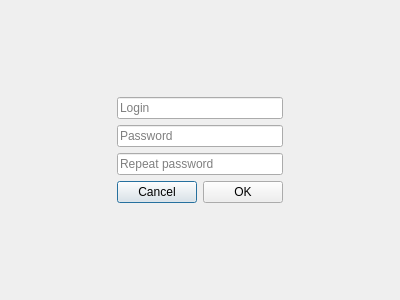
Above: regwindow.ui from cry4alone/FacultativPRO before the change. Below: the same form after it.
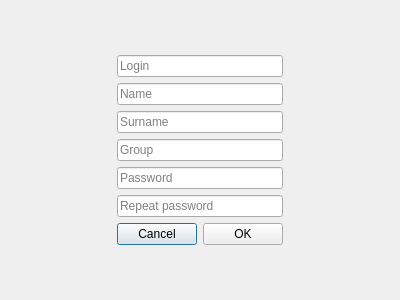
That is the form after the change.

The edit to the form file:
```diff
--- a/regwindow.ui
+++ b/regwindow.ui
@@ -49,6 +49,27 @@
        </property>
       </widget>
      </item>
+     <item>
+      <widget class="QLineEdit" name="nameEdit">
+       <property name="placeholderText">
+        <string>Name</string>
+       </property>
+      </widget>
+     </item>
+     <item>
+      <widget class="QLineEdit" name="surnameEdit">
+       <property name="placeholderText">
+        <string>Surname</string>
+       </property>
+      </widget>
+     </item>
+     <item>
+      <widget class="QLineEdit" name="groupEdit">
+       <property name="placeholderText">
+        <string>Group</string>
+       </property>
+      </widget>
+     </item>
      <item>
       <widget class="QLineEdit" name="lineEditpass">
        <property name="echoMode">
```
Left out of the diff: 4 changed lines with no effect on the pictures.
